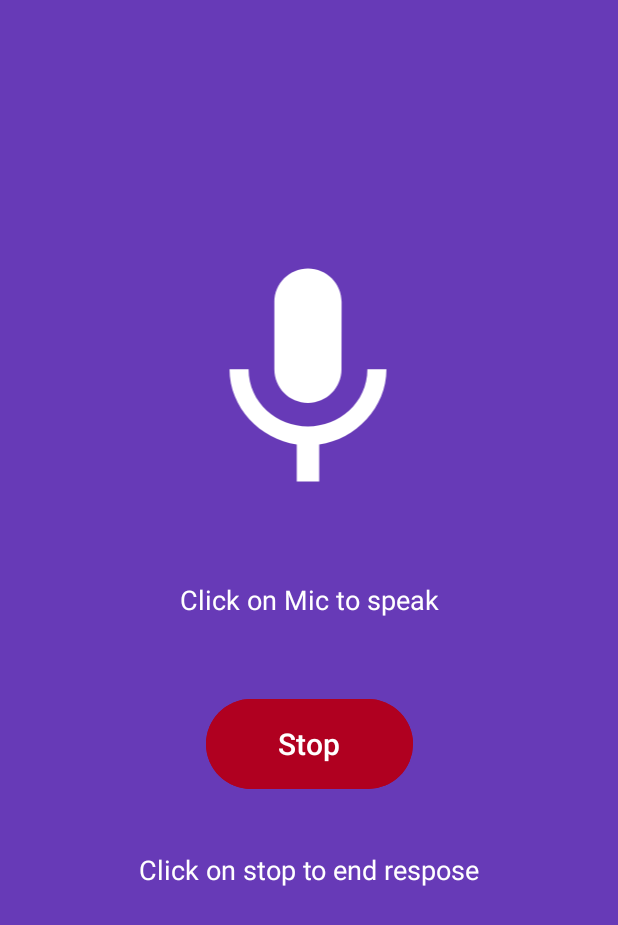
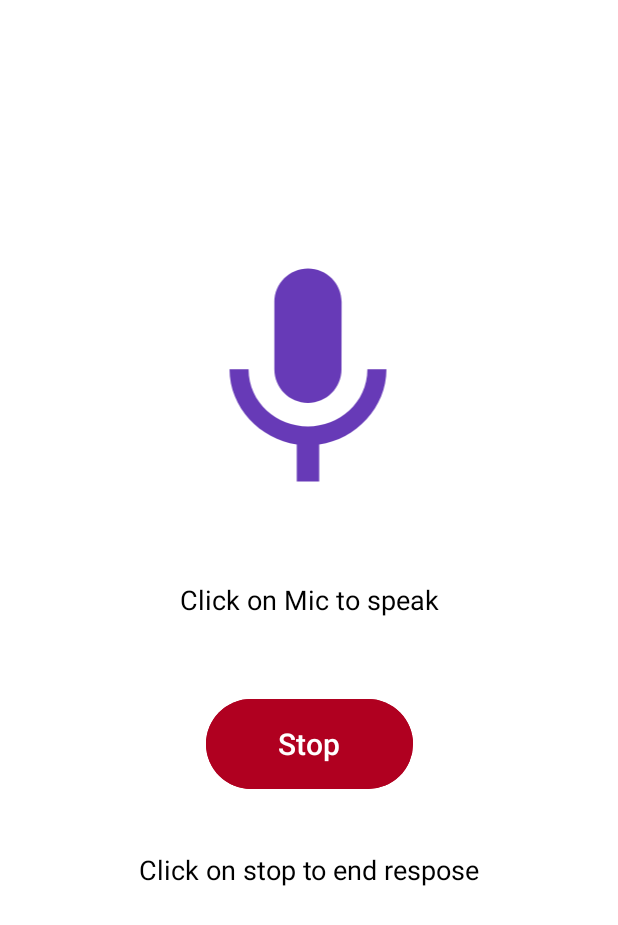
Before and after one commit to Amir-Ragaie/Ask-Ai, an Android app: the screen it shows after launch (MainActivity), on a phone screen of 412 x 824 dp. Shown: the top 925 px of the screen. Run offline under Robolectric (Android 15) with nearby library versions, the phone set to English and light mode, and no system bars; libraries missing offline, so code that uses them is left out: com.google.ai.client.

Commit message:
Color palette changed

```diff
--- a/app/src/main/res/layout/activity_main.xml
+++ b/app/src/main/res/layout/activity_main.xml
@@ -5,7 +5,7 @@
     android:id="@+id/relativeLayout"
     android:layout_width="match_parent"
     android:layout_height="match_parent"
-    android:background="@color/purple_200"
+    android:background="@color/white"
     tools:context=".MainActivity">
 
     <ImageView
@@ -19,7 +19,7 @@
         app:layout_constraintLeft_toLeftOf="parent"
         app:layout_constraintRight_toRightOf="parent"
         app:layout_constraintTop_toTopOf="parent"
-        app:tint="@color/white" />
+        app:tint="@color/purple_200" />
 
     <TextView
         android:id="@+id/idTVOutput"
@@ -28,7 +28,7 @@
         android:layout_marginTop="44dp"
         android:gravity="center"
         android:text="Click on Mic to speak"
-        android:textColor="@color/white"
+        android:textColor="@color/black"
         android:textSize="18sp"
         app:layout_constraintEnd_toEndOf="parent"
         app:layout_constraintHorizontal_bias="0.0"
@@ -58,7 +58,7 @@
         android:layout_marginTop="224dp"
         android:gravity="center"
         android:text="Click on stop to end respose"
-        android:textColor="@color/white"
+        android:textColor="@color/black"
         android:textSize="18sp"
         app:layout_constraintEnd_toEndOf="parent"
         app:layout_constraintHorizontal_bias="0.0"
```
